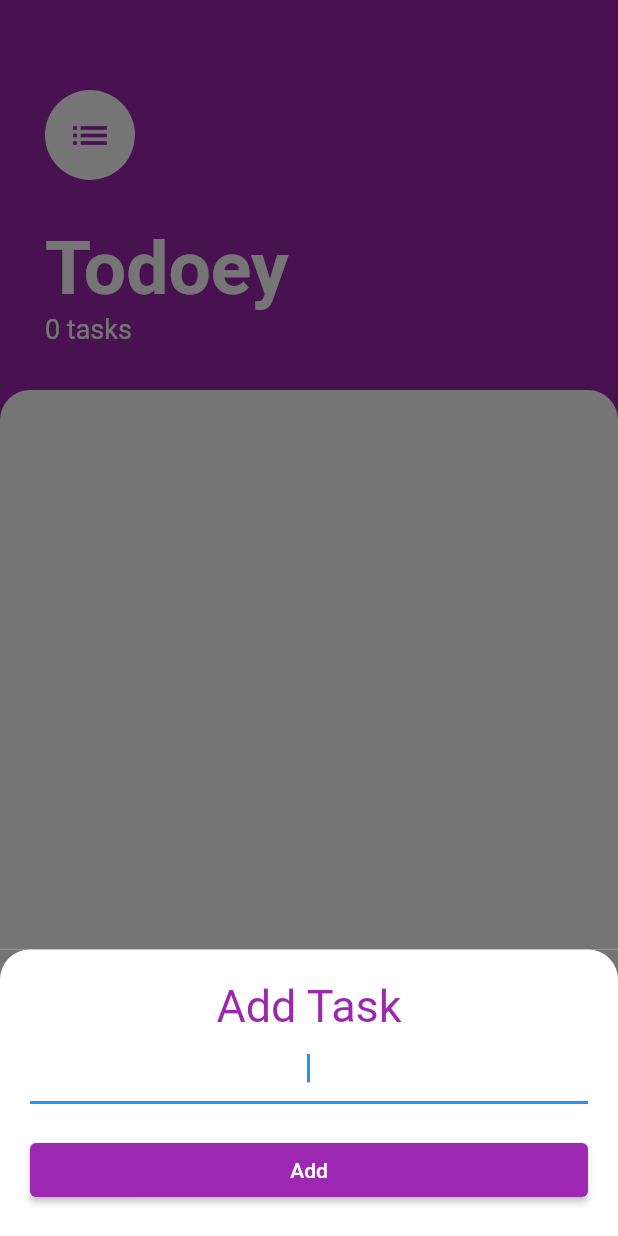
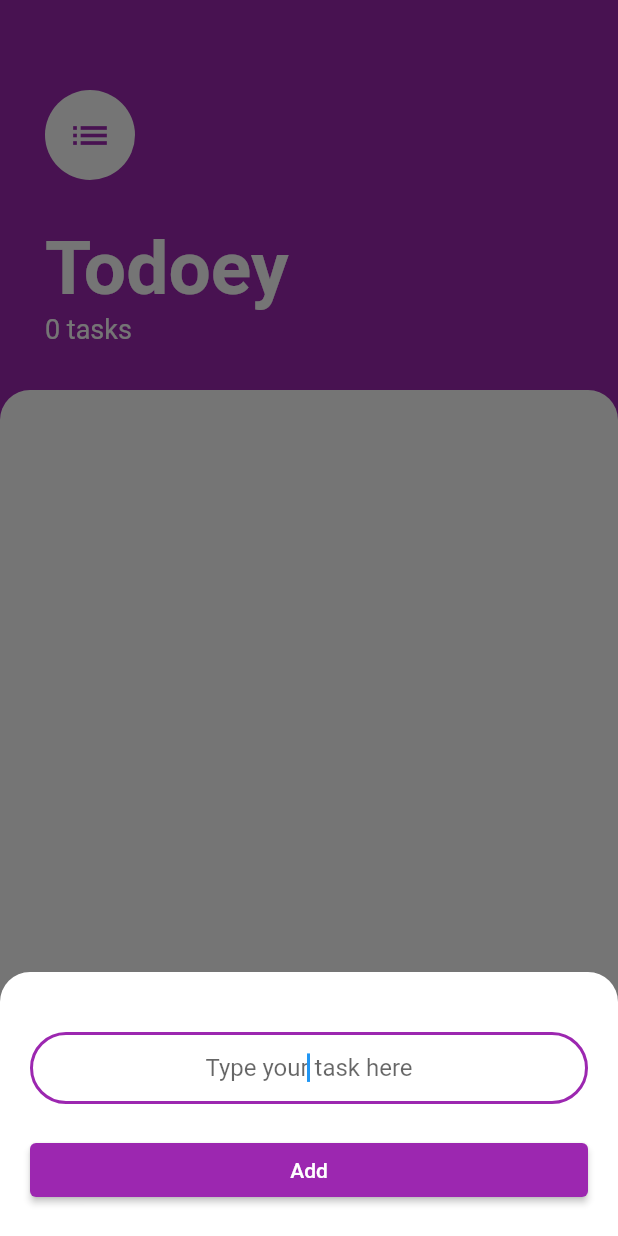
Before and after one commit to freitaspedro/mtodoey_flutter, a Flutter app: the screen it shows after launch, after a tap on the "add" icon, on a phone screen of 412 x 824 dp. Run offline on Flutter 3.47's test engine with Material 2 defaults, Android fonts, the phone set to English and light mode, and no system bars.

Commit message:
add text field decoration

```diff
--- /dev/null
+++ b/lib/constants.dart
@@ -0,0 +1,18 @@
+import 'package:flutter/material.dart';
+
+const kTextFieldDecoration = InputDecoration(
+  hintText: 'Enter a value',
+  contentPadding:
+  EdgeInsets.symmetric(vertical: 10.0, horizontal: 20.0),
+  border: OutlineInputBorder(
+    borderRadius: BorderRadius.all(Radius.circular(32.0)),
+  ),
+  enabledBorder: OutlineInputBorder(
+    borderSide: BorderSide(color: Colors.purple, width: 1.0),
+    borderRadius: BorderRadius.all(Radius.circular(32.0)),
+  ),
+  focusedBorder: OutlineInputBorder(
+    borderSide: BorderSide(color: Colors.purple, width: 2.0),
+    borderRadius: BorderRadius.all(Radius.circular(32.0)),
+  ),
+);
--- a/lib/screens/add_task_screen.dart
+++ b/lib/screens/add_task_screen.dart
@@ -1,4 +1,6 @@
 import 'package:flutter/material.dart';
+
+import '../constants.dart';
 
 class AddTaskScreen extends StatelessWidget {
 
@@ -25,13 +27,8 @@ class AddTaskScreen extends StatelessWidget {
         child: Column(
           crossAxisAlignment: CrossAxisAlignment.stretch,
           children: [
-            const Text(
-              'Add Task',
-              textAlign: TextAlign.center,
-              style: TextStyle(
-                fontSize: 30.0,
-                color: Colors.purple,
-              ),
+            const SizedBox(
+              height: 20.0,
             ),
             TextField(
               autofocus: true,
@@ -39,6 +36,9 @@ class AddTaskScreen extends StatelessWidget {
               onChanged: (newValue) {
                 newTaskTitle = newValue;
               },
+              decoration: kTextFieldDecoration.copyWith(
+                  hintText: 'Type your task here'
+              ),
             ),
             const SizedBox(
               height: 20.0,
```
